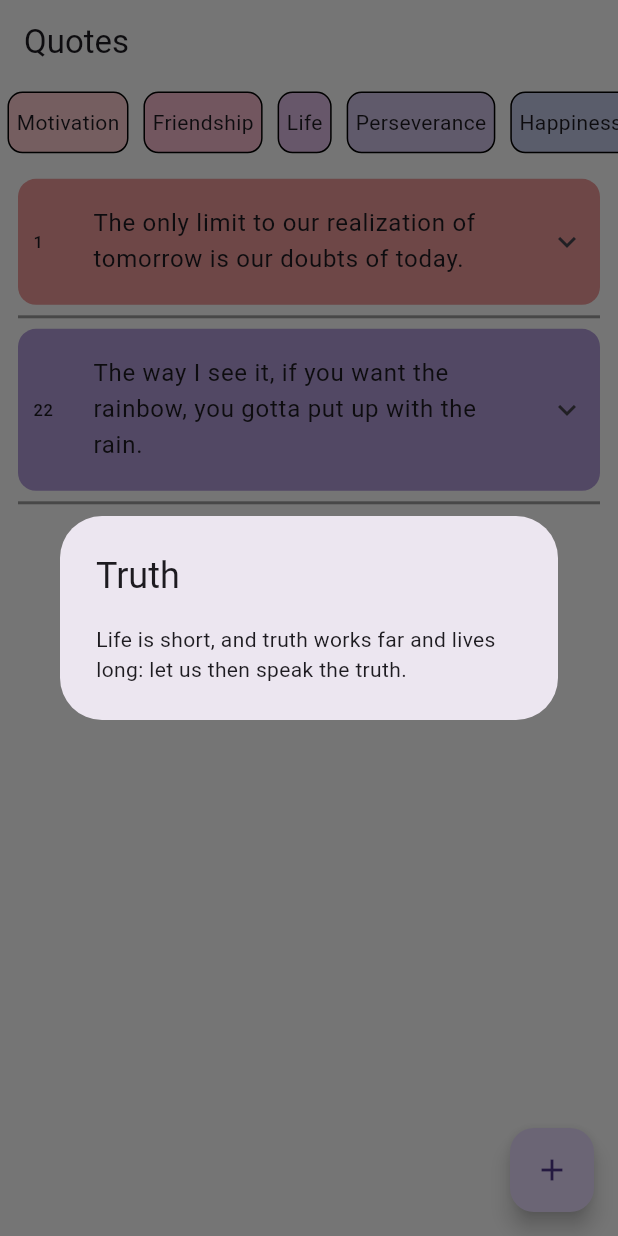
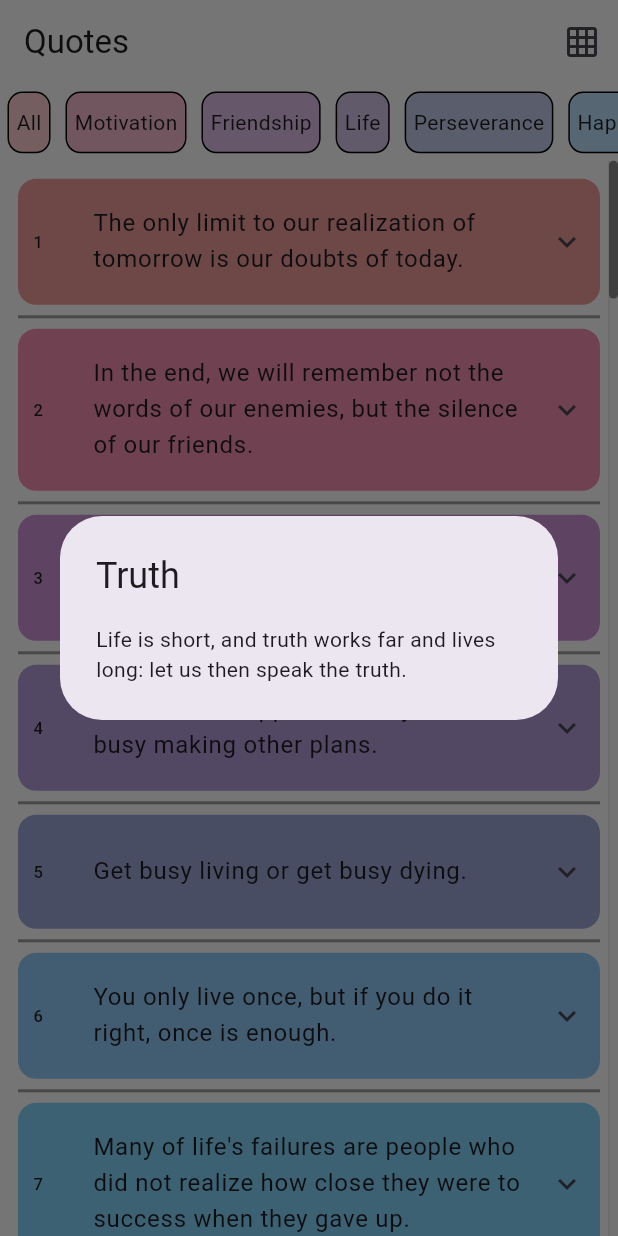
Before and after one commit to SJaynesh/Quotes-App, a Flutter app: the screen it shows after launch, on a phone screen of 412 x 824 dp. Run offline on Flutter 3.47's test engine with Material 3 defaults, Android fonts, the phone set to English and light mode, and no system bars; our stand-ins replace flutter_screenutil; network calls fail.

Commit message:
30/08/2024 Toggle

```diff
--- a/lib/utills/quotes_utills.dart
+++ b/lib/utills/quotes_utills.dart
@@ -292,6 +292,8 @@ List<Map<String, dynamic>> quotes = [
 // A Collection of Attributes (Data Members) and Parameterized Constructor
 // and Factory Constructor.
 
+String cat = "All";
+
 List<QuotesModel> allQuotes = quotes
     .map(
       (e) => QuotesModel.fromMap(data: e),
--- a/lib/view/screen/home_page/componets/appbar.dart
+++ b/lib/view/screen/home_page/componets/appbar.dart
@@ -1,10 +1,24 @@
+import 'dart:developer';
+
 import 'package:quotes_app/headers.dart';
+import 'package:quotes_app/view/screen/home_page/componets/quote_list_view.dart';
+import 'package:quotes_app/view/screen/home_page/componets/quotes_grid_view.dart';
 
 AppBar appBar({
   String title = "Quotes",
+  required bool toggle,
+  required void Function() toggleCase,
 }) {
   return AppBar(
     title: Text(title),
+    actions: [
+      IconButton(
+        onPressed: () {
+          toggleCase();
+        },
+        icon: (toggle) ? const Icon(Icons.grid_on) : const Icon(Icons.list),
+      ),
+    ],
     backgroundColor: Colors.white,
     surfaceTintColor: Colors.white,
   );
--- /dev/null
+++ b/lib/view/screen/home_page/componets/category.dart
@@ -0,0 +1,31 @@
+import 'package:flutter/material.dart';
+
+import '../../../../utills/quotes_utills.dart';
+
+Expanded categoryTile({
+  required void Function() setState,
+}) {
+  return Expanded(
+    child: ListView.builder(
+      scrollDirection: Axis.horizontal,
+      itemCount: allQuotesCategory.length,
+      itemBuilder: (context, index) => GestureDetector(
+        onTap: () {
+          cat = allQuotesCategory[index];
+          setState();
+        },
+        child: Container(
+          decoration: BoxDecoration(
+            color: Colors.primaries[index % 18][100],
+            border: Border.all(),
+            borderRadius: BorderRadius.circular(10),
+          ),
+          margin: const EdgeInsets.all(5),
+          padding: const EdgeInsets.all(5),
+          alignment: Alignment.center,
+          child: Text(allQuotesCategory[index]),
+        ),
+      ),
+    ),
+  );
+}
--- /dev/null
+++ b/lib/view/screen/home_page/componets/quote_list_view.dart
@@ -0,0 +1,60 @@
+import '../../../../headers.dart';
+import '../../../../models/quotes_model.dart';
+import '../../../../utills/quotes_utills.dart';
+
+Expanded quotesListTile() {
+  return Expanded(
+    flex: 14,
+    child: Scrollbar(
+      thickness: 6,
+      radius: const Radius.circular(20),
+      interactive: true,
+      thumbVisibility: true,
+      trackVisibility: true,
+      child: ListView.separated(
+        itemCount: allQuotes.length,
+        padding: const EdgeInsets.all(12),
+        itemBuilder: (context, index) {
+          QuotesModel quote = allQuotes[index];
+          return (cat == quote.category)
+              ? expansionTile(index: index, quote: quote)
+              : (cat == 'All')
+                  ? expansionTile(index: index, quote: quote)
+                  : Container();
+        },
+        separatorBuilder: (context, index) =>
+            (cat == allQuotes[index].category || cat == 'All')
+                ? const Divider(
+                    thickness: 2,
+                    color: Colors.grey,
+                    // color: Colors.black,
+                  )
+                : Container(),
+      ),
+    ),
+  );
+}
+
+ExpansionTile expansionTile({
+  required int index,
+  required QuotesModel quote,
+}) {
+  return ExpansionTile(
+    backgroundColor: Colors.primaries[index % 18][300],
+    // trailing: const Icon(Icons.keyboard_arrow_down),
+    tilePadding: const EdgeInsets.all(10),
+    collapsedShape: RoundedRectangleBorder(
+      borderRadius: BorderRadius.circular(12),
+    ),
+    shape: RoundedRectangleBorder(
+      borderRadius: BorderRadius.circular(12),
+    ),
+    collapsedBackgroundColor: Colors.primaries[index % 18][200],
+    leading: Text("${index + 1}"),
+    title: Text(quote.quotes),
+    children: [
+      Text(quote.author),
+      Text(quote.category),
+    ],
+  );
+}
--- a/lib/view/screen/home_page/home_page.dart
+++ b/lib/view/screen/home_page/home_page.dart
@@ -7,6 +7,10 @@ import 'package:flutter_screenutil/flutter_screenutil.dart';
 import 'package:quotes_app/models/quotes_model.dart';
 import 'package:quotes_app/utills/quotes_utills.dart';
 import 'package:quotes_app/view/screen/home_page/componets/appbar.dart';
+import 'package:quotes_app/view/screen/home_page/componets/category.dart';
+
+import 'componets/quote_list_view.dart';
+import 'componets/quotes_grid_view.dart';
 
 class HomePage extends StatefulWidget {
   const HomePage({super.key});
@@ -19,6 +23,8 @@ class _HomePageState extends State<HomePage> {
   @override
   void initState() {
     super.initState();
+
+    allQuotesCategory.insert(0, "All");
 
     Future.delayed(
       Duration.zero,
@@ -40,9 +46,7 @@ class _HomePageState extends State<HomePage> {
     );
   }
 
-  bool mySwitch = false;
-  String cat = "Motivation";
-  int count = 0;
+  bool toggle = true;
   @override
   Widget build(BuildContext context) {
     return PopScope(
@@ -81,87 +85,33 @@ class _HomePageState extends State<HomePage> {
         );
       },
       child: Scaffold(
-        appBar: appBar(),
+        appBar: appBar(
+            toggle: toggle,
+            toggleCase: () {
+              // if (toggle) {
+              //   toggle = false;
+              // } else {
+              //   toggle = true;
+              // }
+              toggle = !toggle;
+              setState(() {});
+            }),
+
         backgroundColor: Colors.white,
         body: Column(
           children: [
-            Expanded(
-              child: ListView.builder(
-                scrollDirection: Axis.horizontal,
-                itemCount: allQuotesCategory.length,
-                itemBuilder: (context, index) => GestureDetector(
-                  onTap: () {
-                    cat = allQuotesCategory[index];
-                    setState(() {});
-                  },
-                  child: Container(
-                    decoration: BoxDecoration(
-                      color: Colors.primaries[index % 18][100],
-                      border: Border.all(),
-                      borderRadius: BorderRadius.circular(10),
-                    ),
-                    margin: const EdgeInsets.all(5),
-                    padding: const EdgeInsets.all(5),
-                    alignment: Alignment.center,
-                    child: Text(allQuotesCategory[index]),
-                  ),
-                ),
-              ),
+            categoryTile(
+              setState: () {
+                setState(() {});
+              },
             ),
-            Expanded(
-              flex: 14,
-              child: Scrollbar(
-                thickness: 5,
-                radius: const Radius.circular(20),
-                interactive: true,
-                thumbVisibility: true,
-                trackVisibility: true,
-                child: ListView.separated(
-                  itemCount: allQuotes.length,
-                  padding: const EdgeInsets.all(12),
-                  itemBuilder: (context, index) {
-                    QuotesModel quote = allQuotes[index];
-                    return (cat == quote.category)
-                        ? ExpansionTile(
-                            backgroundColor: Colors.primaries[index % 18][300],
-                            // trailing: const Icon(Icons.keyboard_arrow_down),
-                            tilePadding: const EdgeInsets.all(10),
-                            collapsedShape: RoundedRectangleBorder(
-                              borderRadius: BorderRadius.circular(12),
-                            ),
-                            shape: RoundedRectangleBorder(
-                              borderRadius: BorderRadius.circular(12),
-                            ),
-                            collapsedBackgroundColor:
-                                Colors.primaries[index % 18][200],
-                            leading: Text("${index + 1}"),
-                            title: Text(quote.quotes),
-                            children: [
-                              Text(quote.author),
-                              Text(quote.category),
-                            ],
-                          )
-                        : Container();
-                  },
-                  separatorBuilder: (context, index) =>
-                      (cat == allQuotes[index].category)
-                          ? const Divider(
-                              thickness: 2,
-                              color: Colors.grey,
-                              // color: Colors.black,
-                            )
-                          : Container(),
-                ),
-              ),
-            ),
+            // (toggle) ? quotesListTile() : quotesGridView(),
+            if (toggle) ...{
+              quotesListTile(),
+            } else ...{
+              quotesGridView(),
+            }
           ],
-        ),
-        floatingActionButton: FloatingActionButton(
-          onPressed: () {
-            count++;
-            setState(() {});
-          },
-          child: const Icon(Icons.add),
         ),
         // Todo : ListView.builder
         // body: ListView.builder(
```
Also changed, not shown: lib/view/screen/home_page/componets/quotes_grid_view.dart (added, +59 -0 lines).
